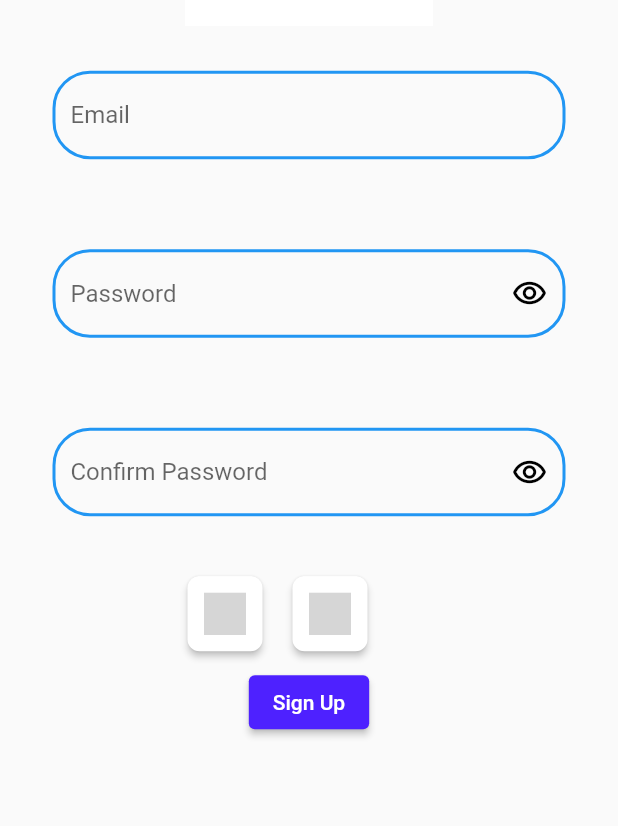
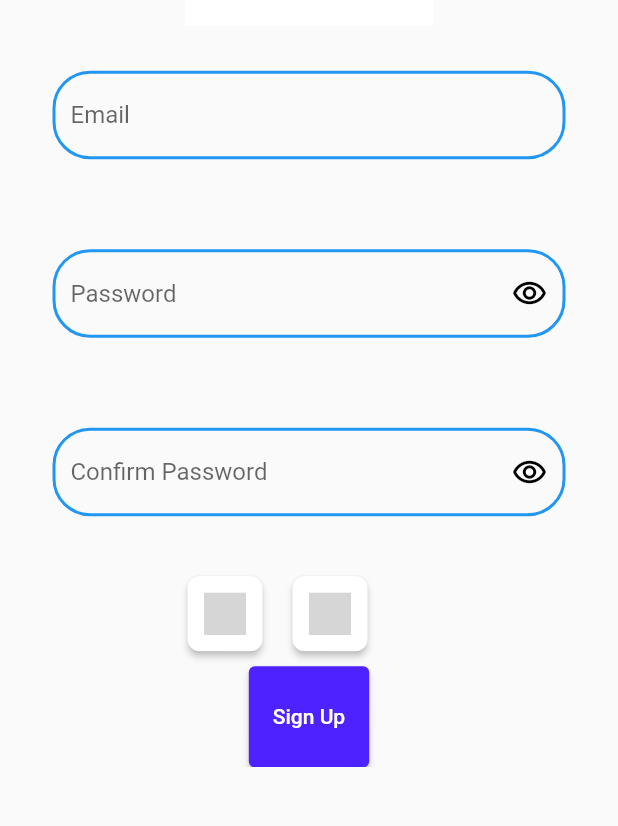
Before and after one commit to Technion236272/2022a-BalanceMe, a Flutter app: the LoginScreen screen opened directly, tab 2 chosen, on a phone screen of 412 x 824 dp, the part 385-1211 px from its top. Run offline on Flutter 3.47's test engine with Material 2 defaults, Android fonts, the phone set to English and light mode, and no system bars; our stand-ins replace auth_buttons, cloud_firestore, cross_file, firebase_analytics, firebase_auth, firebase_core and 3 more; missing offline and left inert: flutter_facebook_auth; accounts and stored records are empty; grey boxes are pictures that could not be loaded.

Commit message:
fixed an overflow pixel error
#46  sign up screen.

```diff
--- a/lib/pages/login.dart
+++ b/lib/pages/login.dart
@@ -58,7 +58,9 @@ setState(() {
   Widget signUpBody(BuildContext context)
   {
 
-    return Form(child: Column(children: [
+    return Form(child: Column(
+      children: [
+
       Stack(children: [
         Image.asset(gc.wallet,height: MediaQuery.of(context).size.height/gc.walletScale,),
         Padding(
@@ -145,12 +147,14 @@ setState(() {
 
       ],),
 
-      SizedBox(
+      Expanded(
+        child: SizedBox(
 
-        child: ElevatedButton(
-            style: ButtonStyle(backgroundColor: MaterialStateProperty.all<Color>(gc.alternativePrimary)),
-            onPressed:(){ regularSignUp(email,password,confirmPassword);} ,
-            child: Text(Languages.of(context)!.signUpTitle)),
+          child: ElevatedButton(
+              style: ButtonStyle(backgroundColor: MaterialStateProperty.all<Color>(gc.alternativePrimary)),
+              onPressed:(){ regularSignUp(email,password,confirmPassword);} ,
+              child: Text(Languages.of(context)!.signUpTitle)),
+        ),
       ),
 
     ],),);
@@ -218,6 +222,13 @@ setState(() {
       displaySnackBar(context,Languages.of(context)!.loginError);
       return;
     }
+    if(password!=confirmPassword)
+      {
+        setState(() {
+          arePasswordsIdentical=!arePasswordsIdentical;
+        });
+        return;
+      }
     auth.AuthRepository _auth=auth.AuthRepository.instance();
    await _auth.signUp(email, password);
     navigateToPage(context,HomePage());
```
